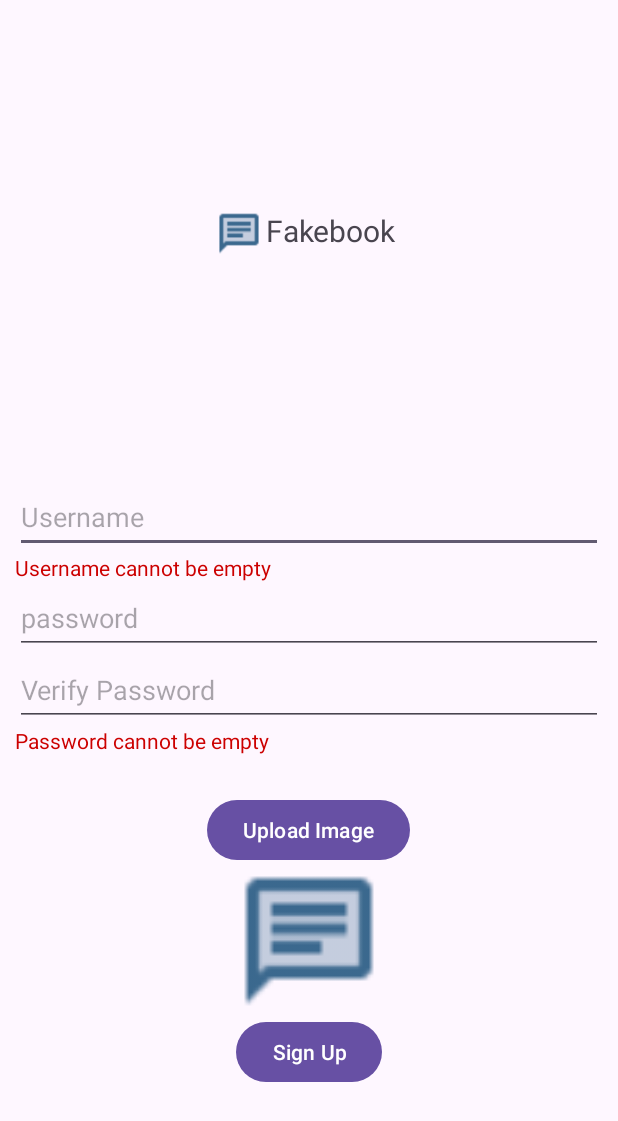
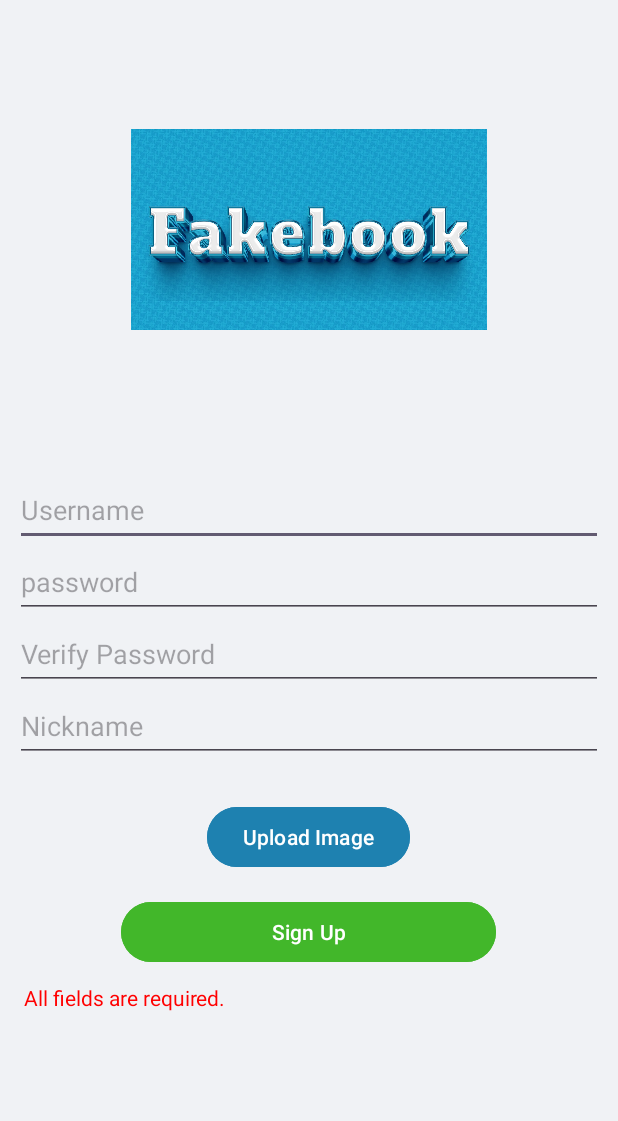
Before and after one commit to yuvalbarak8/Feed, an Android app: the SignUp screen opened directly, with no data from a screen before it, after a tap on "Sign Up", on a phone screen of 412 x 824 dp. Shown: the top 1121 px of the screen. Run offline under Robolectric (Android 15) with nearby library versions, the phone set to English and light mode, and no system bars.

Commit message:
new design and fix the signup

```diff
--- a/app/src/main/AndroidManifest.xml
+++ b/app/src/main/AndroidManifest.xml
@@ -1,6 +1,7 @@
 <?xml version="1.0" encoding="utf-8"?>
 <manifest xmlns:android="http://schemas.android.com/apk/res/android"
     xmlns:tools="http://schemas.android.com/tools">
+    <uses-permission android:name="android.permission.READ_EXTERNAL_STORAGE" />
 
     <application
         android:allowBackup="true"
--- a/app/src/main/java/com/example/fakebook/SignUp.java
+++ b/app/src/main/java/com/example/fakebook/SignUp.java
@@ -1,6 +1,9 @@
 package com.example.fakebook;
 
+import android.annotation.SuppressLint;
 import android.app.AlertDialog;
+import android.content.ContentResolver;
+import android.content.Context;
 import android.content.DialogInterface;
 import android.content.Intent;
 import android.graphics.Bitmap;
@@ -8,12 +11,15 @@ import android.net.Uri;
 import android.os.Bundle;
 import android.provider.MediaStore;
 import android.view.View;
+import android.webkit.MimeTypeMap;
 import android.widget.Button;
 import android.widget.EditText;
 import android.widget.ImageView;
 import android.widget.TextView;
 import androidx.annotation.Nullable;
 import androidx.appcompat.app.AppCompatActivity;
+
+import java.util.Objects;
 import java.util.regex.Matcher;
 import java.util.regex.Pattern;
 
@@ -21,6 +27,7 @@ public class SignUp extends AppCompatActivity {
 
     private static final int PICK_IMAGE_REQUEST = 1;
     private static final int CAMERA_REQUEST = 2;
+    private Boolean imageTaken = Boolean.FALSE;
 
     @Override
     protected void onCreate(Bundle savedInstanceState) {
@@ -33,8 +40,7 @@ public class SignUp extends AppCompatActivity {
         signupButton.setOnClickListener(new View.OnClickListener() {
             @Override
             public void onClick(View v) {
-                validateUsername();
-                validatePassword();
+                valid();
             }
         });
 
@@ -45,42 +51,104 @@ public class SignUp extends AppCompatActivity {
             }
         });
     }
-    private void validateUsername() {
-        EditText usernameEditText = findViewById(R.id.editTextTextPersonName);
-        TextView errorTextView = findViewById(R.id.textViewUsernameError); // Reusing the password error TextView for simplicity
+    @SuppressLint("SetTextI18n")
+    private void valid() {
+        // TextView for tell the user the status of signup
+        TextView message = findViewById(R.id.text_sign_up);
+        // get data from the user
+        EditText username_edit = findViewById(R.id.editTextTextPersonName);
+        EditText password_edit = findViewById(R.id.editTextTextPassword);
+        EditText password_again_edit = findViewById(R.id.editTextVerifyPassword);
+        EditText nickname_edit = findViewById(R.id.nickname);
+        // convert data to the type
+        String username = username_edit.getText().toString();
+        String password = password_edit.getText().toString();
+        String password_again = password_again_edit.getText().toString();
+        String nickname = nickname_edit.getText().toString();
 
-        String username = usernameEditText.getText().toString().trim();
-        Pattern pattern = Pattern.compile("^[a-zA-Z_][a-zA-Z0-9_]{3,19}$");
+        // check if all fields are filled in
+        if(username.equals("") || password.equals("")|| password_again.equals("")||
+                nickname.equals(""))
+        {
+            message.setVisibility(View.VISIBLE);
+            message.setText("All fields are required.");
+            message.setTextColor(android.graphics.Color.parseColor("#FF0000"));
+            return;
+        }
+        // Validity check for username
+        Pattern pattern = Pattern.compile("^[a-zA-Z0-9]{6,10}$");
         Matcher matcher = pattern.matcher(username);
+        if(!matcher.matches())
+        {
+            message.setVisibility(View.VISIBLE);
+            message.setText("Username must be 6-10 characters" +
+                    " without special characters.");
+            message.setTextColor(android.graphics.Color.parseColor("#FF0000"));
+            return;
+        }
+        // Validity check for password
+        Pattern pattern1 = Pattern.compile("^(?=.*[a-z])(?=.*[A-Z])(?=.*\\d)[a-zA-Z\\d]{8,14}$");
+        Matcher matcher1 = pattern1.matcher(password);
+        if(!matcher1.matches())
+        {
+            message.setVisibility(View.VISIBLE);
+            message.setText("Password must be 8-14 characters with at least one uppercase, one lowercase, and one number, without special characters.");
+            message.setTextColor(android.graphics.Color.parseColor("#FF0000"));
+            return;
+        }
+        // Checking whether the two passwords are the same
+        if(!password.equals(password_again))
+        {
+            message.setVisibility(View.VISIBLE);
+            message.setText("The passwords you typed are not the same.");
+            message.setTextColor(android.graphics.Color.parseColor("#FF0000"));
+            return;
+        }
+        // Validity check for nickname
+        Pattern pattern2 = Pattern.compile("^[a-zA-Z\\d]{4,8}$");
+        Matcher matcher2 = pattern2.matcher(nickname);
+        if(!matcher2.matches())
+        {
+            message.setVisibility(View.VISIBLE);
+            message.setText("Nickname must be 4-8 characters without special characters.");
+            message.setTextColor(android.graphics.Color.parseColor("#FF0000"));
+            return;
+        }
+        // Validity check for nickname
+        if(!this.imageTaken)
+        {
+            message.setVisibility(View.VISIBLE);
+            message.setText("Please select a valid image file.");
+            message.setTextColor(android.graphics.Color.parseColor("#FF0000"));
+            return;
+        }
 
-        if (username.isEmpty()) {
-            errorTextView.setText("Username cannot be empty");
-        } else if (!matcher.matches()) {
-            errorTextView.setText("Invalid username. Must have alphabet letters, and numbers");
-        } else {
-            errorTextView.setText("Good Username"); // Clear any previous error messages
-        }
+        // all is correct
+        message.setVisibility(View.VISIBLE);
+        message.setText("The registration was successful!");
+        message.setTextColor(android.graphics.Color.parseColor("#42b72a"));
     }
 
-    private void validatePassword() {
-        EditText passwordEditText = findViewById(R.id.editTextTextPassword);
-        TextView errorTextView = findViewById(R.id.textViewPasswordError);
+    public String getImageFormat(Context context, Uri uri) {
+        ContentResolver contentResolver = context.getContentResolver();
 
-        String password = passwordEditText.getText().toString();
-        // Updated pattern to include at least one digit, one lowercase letter, one uppercase letter, and one special character
-        Pattern pattern = Pattern.compile("^(?=.*[0-9])(?=.*[a-z])(?=.*[A-Z])(?=.*[!@#$%^&*()_+\\-=\\[\\]{};':\"\\|,.<>\\/?]).{8,}$");
-        Matcher matcher = pattern.matcher(password);
+        // Try to get the MIME type directly from the ContentResolver
+        String mimeType = contentResolver.getType(uri);
+        if (mimeType != null) {
+            return MimeTypeMap.getSingleton().getExtensionFromMimeType(mimeType);
+        }
 
-        if (password.isEmpty()) {
-            errorTextView.setText("Password cannot be empty");
-        } else if (password.length() < 8) {
-            errorTextView.setText("Password must be at least 8 characters long");
-        } else if (!matcher.matches()) {
-            errorTextView.setText("Password must contain at least one digit, one lowercase letter, one uppercase letter, and one special character");
-        } else {
-            errorTextView.setText("Good Password"); // Indicate the password is strong/correct
-            // Add your signup logic here
+        // If MIME type is not available, try to extract file extension from URI
+        String path = uri.getPath();
+        if (path != null) {
+            int lastDotIndex = path.lastIndexOf(".");
+            if (lastDotIndex != -1) {
+                return path.substring(lastDotIndex + 1);
+            }
         }
+
+        // If all else fails, return null or a default value based on your requirements
+        return null;
     }
 
 
@@ -118,16 +186,26 @@ public class SignUp extends AppCompatActivity {
         super.onActivityResult(requestCode, resultCode, data);
 
         if (requestCode == PICK_IMAGE_REQUEST && resultCode == RESULT_OK && data != null && data.getData() != null) {
-            Uri imageUri = data.getData();
+           Uri image = data.getData();
+            if(!Objects.equals(getImageFormat(this, image), "jpeg") &&
+                    !Objects.equals(getImageFormat(this, image), "png") &&
+                    !Objects.equals(getImageFormat(this, image), "jpg"))
+                return;
+            TextView message = findViewById(R.id.text_sign_up);
+            message.setVisibility(View.GONE);
             ImageView profileImageView = findViewById(R.id.profileImageView);
-            profileImageView.setImageURI(imageUri);
+            profileImageView.setImageURI(image);
+            this.imageTaken = true;
+            profileImageView.setVisibility(View.VISIBLE);
         } else if (requestCode == CAMERA_REQUEST && resultCode == RESULT_OK && data != null) {
+            this.imageTaken = false;
             // Handle the camera result here, e.g., set the captured image to the ImageView
             Bundle extras = data.getExtras();
             if (extras != null) {
                 Bitmap imageBitmap = (Bitmap) extras.get("data");
                 ImageView profileImageView = findViewById(R.id.profileImageView);
                 profileImageView.setImageBitmap(imageBitmap);
+                profileImageView.setVisibility(View.VISIBLE);
             }
         }
     }
--- a/app/src/main/res/layout/activity_sign_up.xml
+++ b/app/src/main/res/layout/activity_sign_up.xml
@@ -6,7 +6,8 @@
     android:layout_width="match_parent"
     android:layout_height="match_parent"
     android:orientation="vertical"
-    tools:context=".SignUp">
+    tools:context=".SignUp"
+    android:background="#f0f2f5">
 
     <!-- Existing Login LinearLayout -->
     <LinearLayout
@@ -29,13 +30,6 @@
             android:inputType="textPersonName"
             android:minHeight="48dp" />
 
-        <TextView
-            android:id="@+id/textViewUsernameError"
-            android:layout_width="match_parent"
-            android:layout_height="wrap_content"
-            android:text=""
-            android:textColor="@android:color/holo_red_dark" />
-
         <!-- Password EditText -->
         <EditText
             android:id="@+id/editTextTextPassword"
@@ -45,7 +39,6 @@
             android:hint="@string/SignUp_etPassword"
             android:inputType="textPassword"
             android:minHeight="48dp" />
-
         <!-- Verify Password EditText -->
         <EditText
             android:id="@+id/editTextVerifyPassword"
@@ -56,13 +49,14 @@
             android:inputType="textPassword"
             android:minHeight="48dp" />
 
-        <!-- TextView for password validation error -->
-        <TextView
-            android:id="@+id/textViewPasswordError"
+        <!-- Nickname Image Section -->
+        <EditText
+            android:id="@+id/nickname"
             android:layout_width="match_parent"
             android:layout_height="wrap_content"
-            android:text=""
-            android:textColor="@android:color/holo_red_dark" />
+            android:ems="10"
+            android:hint="@string/nickname"
+            android:minHeight="48dp" />
 
     </LinearLayout>
 
@@ -76,17 +70,15 @@
         app:layout_constraintTop_toBottomOf="@id/linearLayout"
         tools:ignore="ExtraText">
 
-        <!-- Profile Image ImageView -->
-        <!-- Profile Image ImageView -->
+        <!-- Upload Image Button -->
 
-
-        <!-- Upload Image Button -->
         <Button
             android:id="@+id/btnUploadImage"
             android:layout_width="wrap_content"
             android:layout_height="wrap_content"
             android:layout_gravity="center"
-            android:text="Upload Image" />
+            android:backgroundTint="#1e81b0"
+            android:text="@string/upload_image_btn" />
 
         <ImageView
             android:id="@+id/profileImageView"
@@ -94,21 +86,28 @@
             android:layout_height="100dp"
             android:layout_gravity="center"
             android:contentDescription="@string/Signup"
-            android:src="@drawable/ic_logo" />
+            android:visibility="gone"/>
 
         <Button
             android:id="@+id/btnSignupTwo"
-            android:layout_width="wrap_content"
+            android:layout_width="250dp"
             android:layout_height="wrap_content"
             android:layout_gravity="center"
+            android:backgroundTint="#42b72a"
+            android:layout_marginTop="15dp"
             android:text="@string/SignUp_etSignup" />
 
+        <TextView
+            android:id="@+id/text_sign_up"
+            android:layout_marginTop="10dp"
+            android:layout_width="match_parent"
+            android:layout_height="wrap_content"
+            android:textColor="#ff0000" />
     </LinearLayout>
 
     <LinearLayout
-        android:layout_width="170dp"
-        android:layout_height="71dp"
-        android:padding="20dp"
+        android:layout_width="265dp"
+        android:layout_height="134dp"
         app:layout_constraintBottom_toTopOf="@+id/linearLayout"
         app:layout_constraintEnd_toEndOf="parent"
         app:layout_constraintStart_toStartOf="parent"
@@ -116,23 +115,11 @@
 
         <!-- Facebook Logo ImageView -->
         <ImageView
-            android:id="@+id/imageView"
-            android:layout_width="wrap_content"
-            android:layout_height="wrap_content"
-            app:srcCompat="@drawable/ic_logo" />
-
-        <TextView
-            android:id="@+id/textView"
-            android:layout_width="wrap_content"
-            android:layout_height="wrap_content"
-            android:text="@string/Fakebook"
-            android:textSize="20sp"
-            app:layout_constraintBottom_toBottomOf="parent"
-            app:layout_constraintEnd_toEndOf="parent"
-            app:layout_constraintHorizontal_bias="0.5"
-            app:layout_constraintStart_toStartOf="parent"
-            app:layout_constraintTop_toTopOf="parent"
-            app:layout_constraintVertical_bias="0.657" />
+            android:layout_width="265dp"
+            android:layout_height="134dp"
+            android:layout_gravity="center"
+            android:layout_weight="1"
+            app:srcCompat="@drawable/icon" />
 
         <!-- Facebook TextView -->
     </LinearLayout>
--- a/app/src/main/res/values/strings.xml
+++ b/app/src/main/res/values/strings.xml
@@ -13,7 +13,7 @@
     <string name="login_etPassword">Password</string>
     <string name="login_btnLogin">login</string>
     <string name="Facebook">Facebook</string>
-    <string name="Signup">Signup</string>
+    <string name="Signup">Make a new account</string>
     <string name="SignUp_etUsername">Username</string>
     <string name="SignUp_etPassword">password</string>
     <string name="SignUp_etVerifyPassword">Verify Password</string>
@@ -29,5 +29,7 @@
 
     <!-- TODO: Remove or change this placeholder text -->
     <string name="hello_blank_fragment">Hello blank fragment</string>
+    <string name="nickname">Nickname</string>
+    <string name="upload_image_btn">Upload Image</string>
 
 </resources>
```
Also changed, not shown: app/src/main/res/layout/activity_main.xml (+27 -26 lines).
